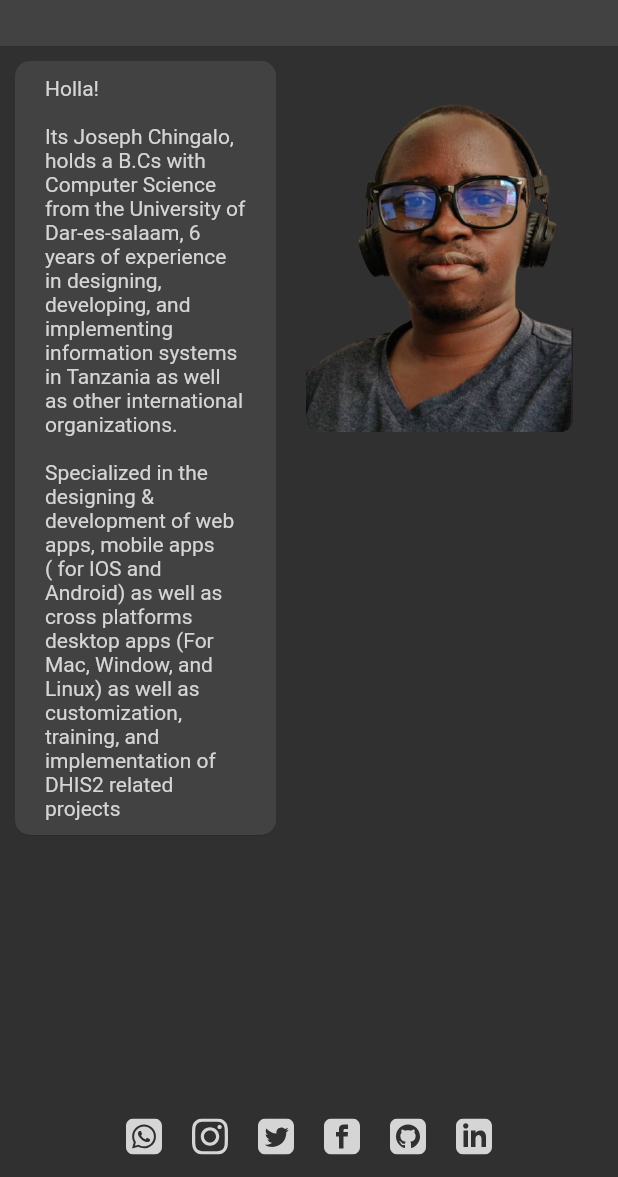
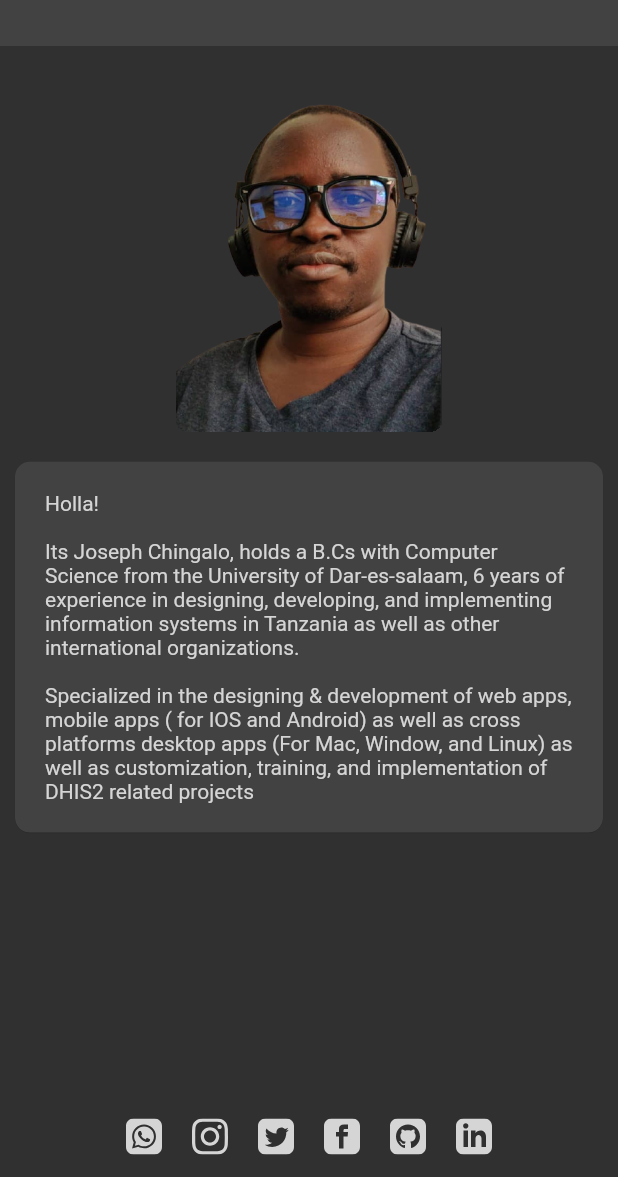
Before and after one commit to chingalo/chingalo-site, a Flutter app: the screen it shows after launch, on a phone screen of 412 x 824 dp, the part 59-1236 px from its top. Run offline on Flutter 3.47's test engine with Material 2 defaults, Android fonts, the light colour scheme and no system bars; our stand-ins replace flutter_svg, google_fonts, shared_preferences.

Commit message:
feat: 🎸 Add adaptive home page contents for the website

```diff
--- a/lib/modules/home/home.dart
+++ b/lib/modules/home/home.dart
@@ -2,6 +2,7 @@ import 'package:chingalo_site/app_state/app_theme_state/app_theme_state.dart';
 import 'package:chingalo_site/core/components/app_bar_container.dart';
 import 'package:chingalo_site/core/constants/app_contant.dart';
 import 'package:chingalo_site/core/services/theme_service.dart';
+import 'package:chingalo_site/core/utils/app_util.dart';
 import 'package:chingalo_site/modules/home/components/home_content.dart';
 import 'package:chingalo_site/modules/home/components/home_intro.dart';
 import 'package:chingalo_site/modules/home/components/profile_picture.dart';
@@ -11,6 +12,40 @@ import 'package:provider/provider.dart';
 
 class Home extends StatelessWidget {
   const Home({Key? key}) : super(key: key);
+
+  Row _getDesktopLayout(double height, Color textColor, Color backgroundColor) {
+    return Row(
+      crossAxisAlignment: CrossAxisAlignment.start,
+      children: [
+        Expanded(
+          child: HomeIntro(
+            height: height,
+            textColor: textColor,
+          ),
+        ),
+        ProfilePicture(
+          height: height,
+          backgroundColor: backgroundColor,
+        ),
+      ],
+    );
+  }
+
+  Column _getMobileLayout(
+      double height, Color backgroundColor, Color textColor) {
+    return Column(
+      children: [
+        ProfilePicture(
+          height: height,
+          backgroundColor: backgroundColor,
+        ),
+        HomeIntro(
+          height: height,
+          textColor: textColor,
+        )
+      ],
+    );
+  }
 
   @override
   Widget build(BuildContext context) {
@@ -31,31 +66,21 @@ class Home extends StatelessWidget {
             title: 'Chingalo',
           ),
         ),
-        body: Container(
+        body: SingleChildScrollView(
+          child: Container(
             margin: const EdgeInsets.symmetric(
               horizontal: 10.0,
             ),
             child: Column(
               children: [
-              Row(
-                crossAxisAlignment: CrossAxisAlignment.start,
-                children: [
-                  Expanded(
-                    child: HomeIntro(
-                      height: height,
+                AppUtil.userMobileLayout(context)
+                    ? _getMobileLayout(height, backgroundColor, textColor)
+                    : _getDesktopLayout(height, textColor, backgroundColor),
+                HomeContent(
                   textColor: textColor,
-                    ),
-                  ),
-                  ProfilePicture(
-                    height: height,
-                    backgroundColor: backgroundColor,
                 ),
               ],
             ),
-              HomeContent(
-                textColor: textColor,
-              )
-            ],
           ),
         ),
         bottomNavigationBar: SocialMediaContent(
```
Lines whose indentation alone changed are shown as unchanged.
